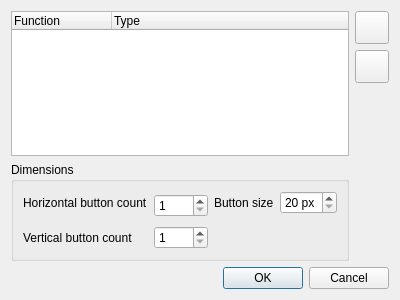
Before: the Qt Designer form ui/src/addvcbuttonmatrix.ui in Andersbakken/qlc, drawn with Qt 5.
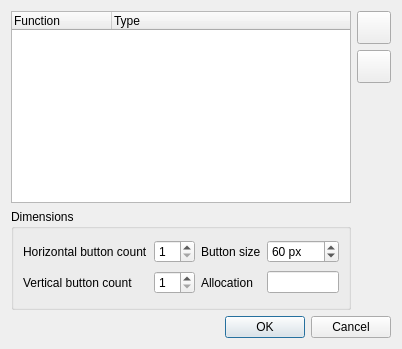
After: the same form once the commit is applied. Icons and pictures are not drawn.

Commit message: Added an allocation indicator to VCButton matrix dialog. Changed VCButton default size to 50x50.

What changed in the file:
```diff
--- a/ui/src/addvcbuttonmatrix.ui
+++ b/ui/src/addvcbuttonmatrix.ui
@@ -6,14 +6,28 @@
    <rect>
     <x>0</x>
     <y>0</y>
-    <width>400</width>
-    <height>300</height>
+    <width>402</width>
+    <height>349</height>
    </rect>
   </property>
   <property name="windowTitle">
    <string>Add Button Matrix</string>
   </property>
   <layout class="QGridLayout" name="gridLayout_2">
+   <item row="0" column="0" rowspan="3">
+    <widget class="QTreeWidget" name="m_tree">
+     <column>
+      <property name="text">
+       <string>Function</string>
+      </property>
+     </column>
+     <column>
+      <property name="text">
+       <string>Type</string>
+      </property>
+     </column>
+    </widget>
+   </item>
    <item row="0" column="1">
     <widget class="QToolButton" name="m_addButton">
      <property name="toolTip">
@@ -80,7 +94,7 @@
         </property>
        </widget>
       </item>
-      <item row="0" column="1" rowspan="2">
+      <item row="0" column="1">
        <widget class="QSpinBox" name="m_horizontalSpin">
         <property name="minimum">
          <number>1</number>
@@ -90,20 +104,6 @@
         </property>
        </widget>
       </item>
-      <item row="2" column="0">
-       <widget class="QLabel" name="label_2">
-        <property name="text">
-         <string>Vertical button count</string>
-        </property>
-       </widget>
-      </item>
-      <item row="2" column="1">
-       <widget class="QSpinBox" name="m_verticalSpin">
-        <property name="minimum">
-         <number>1</number>
-        </property>
-       </widget>
-      </item>
       <item row="0" column="2">
        <widget class="QLabel" name="label_3">
         <property name="text">
@@ -119,6 +119,40 @@
         <property name="minimum">
          <number>20</number>
         </property>
+        <property name="value">
+         <number>60</number>
+        </property>
+       </widget>
+      </item>
+      <item row="1" column="0">
+       <widget class="QLabel" name="label_2">
+        <property name="text">
+         <string>Vertical button count</string>
+        </property>
+       </widget>
+      </item>
+      <item row="1" column="1">
+       <widget class="QSpinBox" name="m_verticalSpin">
+        <property name="minimum">
+         <number>1</number>
+        </property>
+       </widget>
+      </item>
+      <item row="1" column="2">
+       <widget class="QLabel" name="label_4">
+        <property name="text">
+         <string>Allocation</string>
+        </property>
+       </widget>
+      </item>
+      <item row="1" column="3">
+       <widget class="QLineEdit" name="m_allocationEdit">
+        <property name="toolTip">
+         <string>Functions / Buttons</string>
+        </property>
+        <property name="readOnly">
+         <bool>true</bool>
+        </property>
        </widget>
       </item>
      </layout>
@@ -134,20 +168,6 @@
      </property>
     </widget>
    </item>
-   <item row="0" column="0" rowspan="3">
-    <widget class="QTreeWidget" name="m_tree">
-     <column>
-      <property name="text">
-       <string>Function</string>
-      </property>
-     </column>
-     <column>
-      <property name="text">
-       <string>Type</string>
-      </property>
-     </column>
-    </widget>
-   </item>
   </layout>
  </widget>
  <resources>
```
Left out of the diff: 59 changed lines with no effect on the pictures. The commit also changes 3 other files.
